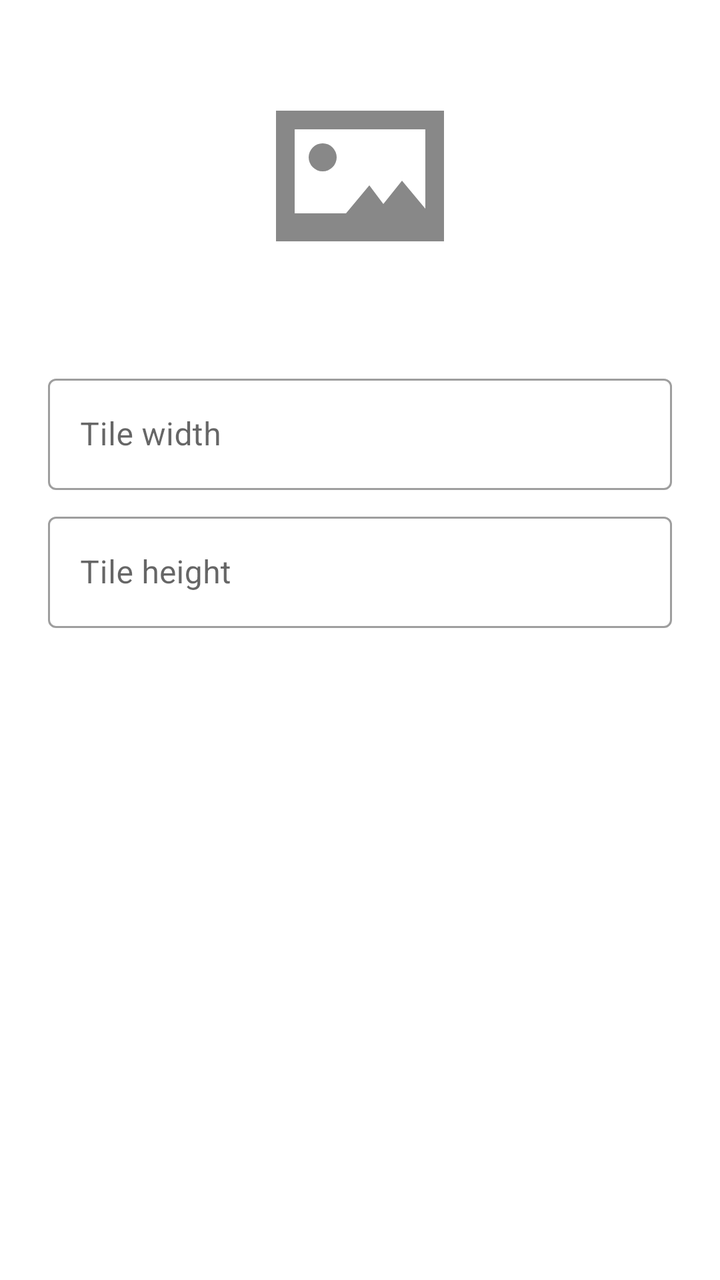
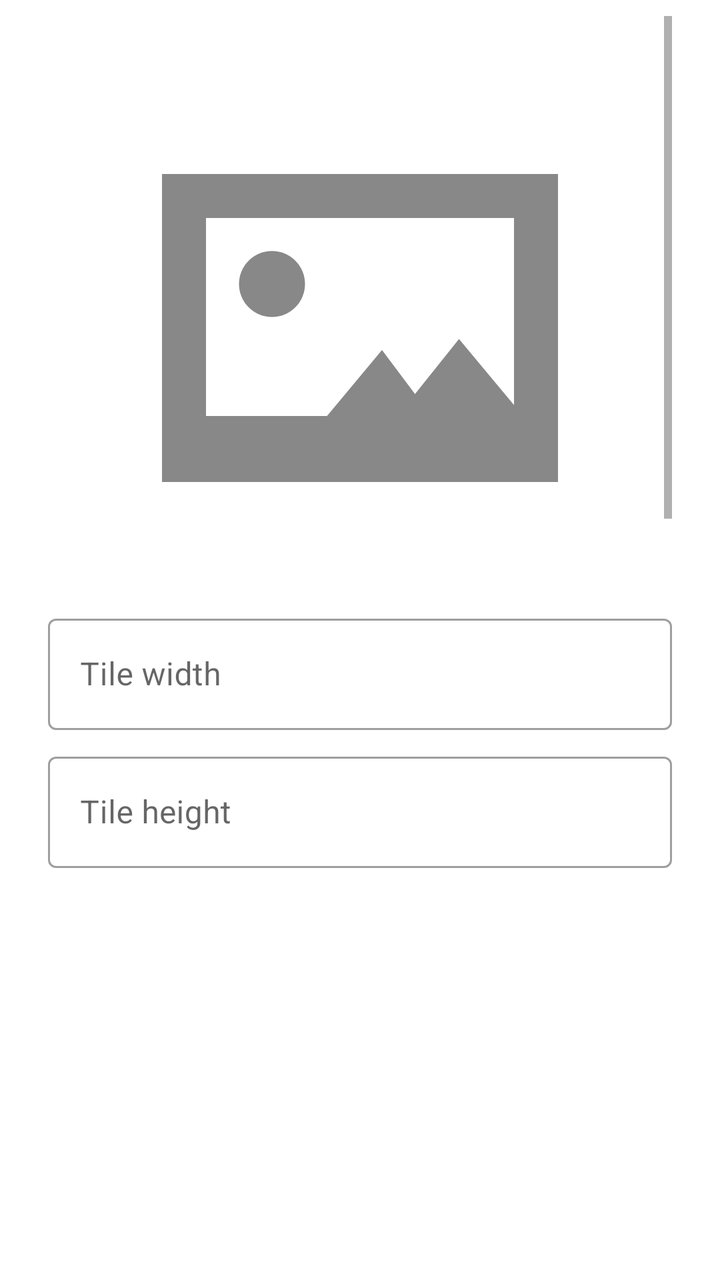

Compare the two renders of this Android layout. The source of the first and the diff that turns it into the second are given below.
<!-- AndroidManifest.xml: application theme Theme.ANetHack -->
<!-- res/layout/dialog_custom_tileset.xml -->
<?xml version="1.0" encoding="utf-8"?>
<LinearLayout xmlns:android="http://schemas.android.com/apk/res/android"
    android:layout_width="match_parent"
    android:layout_height="wrap_content"
    android:orientation="vertical"
    android:paddingStart="24dp"
    android:paddingTop="8dp"
    android:paddingEnd="24dp"
    android:paddingBottom="8dp">

    <FrameLayout
        android:id="@+id/custom_tileset_picker"
        android:layout_width="match_parent"
        android:layout_height="160dp"
        android:background="?attr/selectableItemBackground"
        android:clickable="true"
        android:focusable="true">

        <ImageView
            android:id="@+id/custom_tileset_preview"
            android:layout_width="match_parent"
            android:layout_height="match_parent"
            android:adjustViewBounds="true"
            android:contentDescription="@string/custom_tileset_choose_image"
            android:padding="24dp"
            android:scaleType="fitCenter"
            android:src="@drawable/ic_custom_tileset_placeholder" />

    </FrameLayout>

    <com.google.android.material.textfield.TextInputLayout
        style="@style/Widget.MaterialComponents.TextInputLayout.OutlinedBox"
        android:layout_width="match_parent"
        android:layout_height="wrap_content"
        android:layout_marginTop="16dp"
        android:hint="@string/custom_tileset_tile_width">

        <com.google.android.material.textfield.TextInputEditText
            android:id="@+id/custom_tileset_width"
            android:layout_width="match_parent"
            android:layout_height="wrap_content"
            android:inputType="number"
            android:minHeight="48dp"
            android:selectAllOnFocus="true" />
    </com.google.android.material.textfield.TextInputLayout>

    <com.google.android.material.textfield.TextInputLayout
        style="@style/Widget.MaterialComponents.TextInputLayout.OutlinedBox"
        android:layout_width="match_parent"
        android:layout_height="wrap_content"
        android:layout_marginTop="8dp"
        android:hint="@string/custom_tileset_tile_height">

        <com.google.android.material.textfield.TextInputEditText
            android:id="@+id/custom_tileset_height"
            android:layout_width="match_parent"
            android:layout_height="wrap_content"
            android:inputType="number"
            android:minHeight="48dp"
            android:selectAllOnFocus="true" />
    </com.google.android.material.textfield.TextInputLayout>

</LinearLayout>
<!-- resources referenced by this layout -->
<resources>
  <!-- drawable ic_custom_tileset_placeholder (drawable) -->
  <?xml version="1.0" encoding="utf-8"?>
  <vector xmlns:android="http://schemas.android.com/apk/res/android"
      android:width="48dp"
      android:height="48dp"
      android:viewportWidth="24"
      android:viewportHeight="24">
      <path
          android:fillColor="#888888"
          android:pathData="M3,5v14h18V5H3zM5,7h14v8.5l-2.5,-3 -2,2.5 -1.5,-2 -2.5,3H5V7zM8,8.5a1.5,1.5 0,1 0,0 3a1.5,1.5 0,0 0,0 -3z" />
  </vector>
  <string name="custom_tileset_choose_image">Choose image</string>
  <string name="custom_tileset_tile_height">Tile height</string>
  <string name="custom_tileset_tile_width">Tile width</string>
  <style name="Theme.ANetHack" parent="Theme.MaterialComponents.DayNight.NoActionBar">
          
          <item name="colorPrimary">@color/purple_500</item>
          <item name="colorPrimaryVariant">@color/purple_700</item>
          <item name="colorOnPrimary">@color/white</item>
          
          <item name="colorSecondary">@color/teal_200</item>
          <item name="colorSecondaryVariant">@color/teal_700</item>
          <item name="colorOnSecondary">@color/black</item>
          
          <item name="colorBackgroundFloating">@color/app_background</item>
          <item name="colorSurface">@color/app_background</item>
          
          <item name="colorOnSurface">@color/app_text</item>
          
          <item name="android:textColorHighlight">@color/text_selection_highlight</item>
          
          <item name="android:windowBackground">@color/app_background</item>
          
          <item name="android:colorBackground">@color/app_background</item>
          <item name="android:windowSplashScreenBackground" tools:targetApi="31">@color/app_background</item>
          
          <item name="android:statusBarColor">?attr/colorPrimaryVariant</item>
          
      </style>
  <color name="purple_500">#FF6200EE</color>
  <color name="purple_700">#FF3700B3</color>
  <color name="white">#FFFFFFFF</color>
  <color name="teal_200">#FF03DAC5</color>
  <color name="teal_700">#FF018786</color>
  <color name="black">#FF000000</color>
  <color name="app_background">#FFFFFFFF</color>
  <color name="app_text">#FF000000</color>
  <color name="text_selection_highlight">#552196F3</color>
</resources>

<!-- the commit's change to res/layout/dialog_custom_tileset.xml (unified diff, before → after) -->
@@ -11,21 +11,27 @@
     <FrameLayout
         android:id="@+id/custom_tileset_picker"
         android:layout_width="match_parent"
-        android:layout_height="160dp"
-        android:background="?attr/selectableItemBackground"
-        android:clickable="true"
-        android:focusable="true">
+        android:layout_height="280dp"
+        android:background="?attr/selectableItemBackground">
 
-        <ImageView
-            android:id="@+id/custom_tileset_preview"
+        <ScrollView
             android:layout_width="match_parent"
             android:layout_height="match_parent"
-            android:adjustViewBounds="true"
-            android:contentDescription="@string/custom_tileset_choose_image"
-            android:padding="24dp"
-            android:scaleType="fitCenter"
-            android:src="@drawable/ic_custom_tileset_placeholder" />
+            android:fillViewport="true"
+            android:scrollbars="vertical">
 
+            <ImageView
+                android:id="@+id/custom_tileset_preview"
+                android:layout_width="match_parent"
+                android:layout_height="wrap_content"
+                android:adjustViewBounds="true"
+                android:clickable="true"
+                android:contentDescription="@string/custom_tileset_choose_image"
+                android:focusable="true"
+                android:padding="24dp"
+                android:scaleType="fitCenter"
+                android:src="@drawable/ic_custom_tileset_placeholder" />
+        </ScrollView>
     </FrameLayout>
 
     <com.google.android.material.textfield.TextInputLayout
